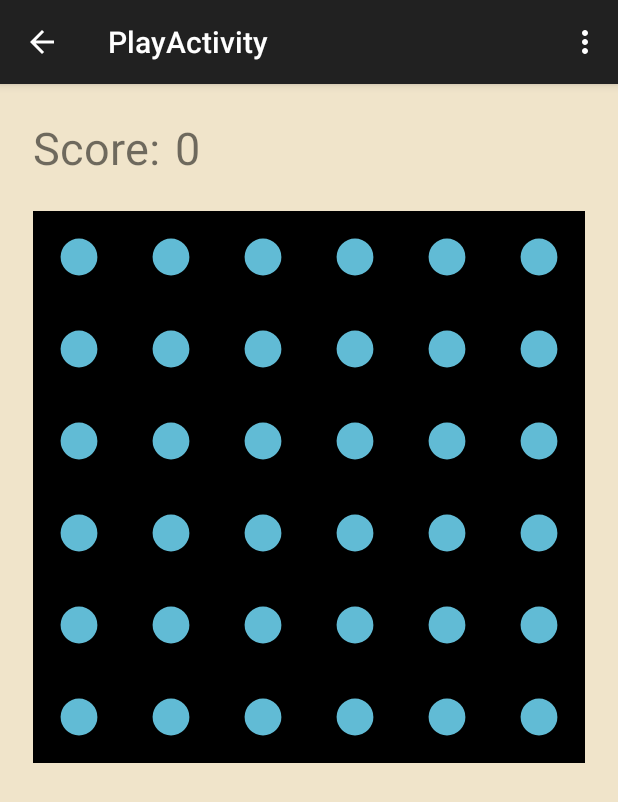
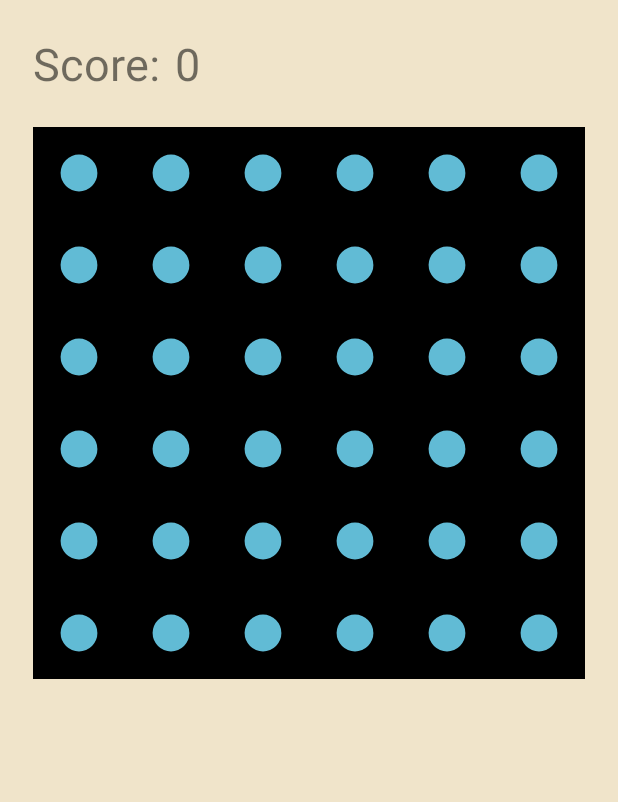
Before and after one commit to hrafnkellbaldurs/Points, an Android app: the PlayActivity screen opened directly, with no data from a screen before it, on a phone screen of 412 x 824 dp. Shown: the top 802 px of the screen. Run offline under Robolectric (Android 15) with nearby library versions, the phone set to English and light mode, and no system bars.

Commit message:
Cleaning up

```diff
--- a/app/src/main/java/com/example/hrafnkell/dots/BoardView.java
+++ b/app/src/main/java/com/example/hrafnkell/dots/BoardView.java
@@ -259,7 +259,7 @@ public class BoardView extends View {
                 Toast.makeText(getContext(),text , Toast.LENGTH_SHORT).show();
 
 
-                // TODO: FIX THIS, ITS NOT WORKING
+
                 if (m_dotsTouched.size() > 1) {
                     if(m_dotsTouched.size() > 3){
                         JARLSQUAD.start();
@@ -267,7 +267,7 @@ public class BoardView extends View {
                     else{
                         mySound.start();
                     }
-
+                    // TODO: FIX THIS, ITS NOT WORKING
                     int lastDotTouchedRow = m_dotsTouched.get(m_dotsTouched.size()-1).getRow();
                     while(!m_dotsTouched.isEmpty()){
                         Dot dot = m_dotsTouched.remove(0);
@@ -288,17 +288,6 @@ public class BoardView extends View {
                             }
                         }
                     }
-
-
-
-                /*for(Dot dot : m_dotsTouched){
-                    int col = dot.getCol();
-                    int row = dot.getRow();
-                    Dot newDot = getDotAbove(dot);
-                    m_dots.get(col).set(row,newDot);
-                    //m_dots.get(col).get(row).getPaint().setColor(Color.BLACK);
-                    //m_dots.get(col).set(row, null);
-                }*/
                 }
                 else{
                     letGo.start();
@@ -469,8 +458,4 @@ public class BoardView extends View {
         animator.start();
     }*/
 
-    public void setData(Bundle data)
-    {
-        bundle = data;
-    }
 }
--- a/app/src/main/java/com/example/hrafnkell/dots/Dot.java
+++ b/app/src/main/java/com/example/hrafnkell/dots/Dot.java
@@ -32,7 +32,6 @@ public class Dot {
     private float dotDrawSize;
 
     // The color of the dot
-    private int color;
     public int colorIndex;
 
     public Dot(int x,int y, int row, int col, float touchArea, float dotDrawSize, int color, int colorIndex){
@@ -42,17 +41,14 @@ public class Dot {
         this.row = row;
         this.touchArea = touchArea;
         this.dotDrawSize = dotDrawSize;
-        this.color = color;
         this.colorIndex = colorIndex;
         this.touchAreaRectf = new RectF(x - touchArea, y - touchArea, x + touchArea, y + touchArea );
         this.dotDrawRectf = new RectF(x - dotDrawSize, y - dotDrawSize, x + dotDrawSize, y + dotDrawSize );
         this.paint = new Paint();
-        //this.paint.setColor(this.color.hashCode());
         this.paint.setColor(color);
         this.paint.setStyle(Paint.Style.FILL_AND_STROKE);
         this.paint.setAntiAlias(true);
     }
-
 
     public void setX(int x){
         this.x = x;
@@ -64,14 +60,6 @@ public class Dot {
         this.y = y;
         this.dotDrawRectf.set(x - dotDrawSize, y - dotDrawSize, x + dotDrawSize, y + dotDrawSize);
         this.touchAreaRectf.set(x - touchArea, y - touchArea, x + touchArea, y + touchArea);
-    }
-
-    public void setColor(int color){
-        this.color = color;
-    }
-
-    public int getColor(){
-        return this.color;
     }
 
     public int getX(){
--- a/app/src/main/java/com/example/hrafnkell/dots/PlayActivity.java
+++ b/app/src/main/java/com/example/hrafnkell/dots/PlayActivity.java
@@ -1,5 +1,6 @@
 package com.example.hrafnkell.dots;
 
+import android.app.Activity;
 import android.content.Intent;
 import android.support.v7.app.AppCompatActivity;
 import android.os.Bundle;
@@ -10,7 +11,7 @@ import android.widget.TextView;
 
 import org.w3c.dom.Text;
 
-public class PlayActivity extends AppCompatActivity {
+public class PlayActivity extends Activity {
 
     public TextView scoreView;
     //Listener
```
